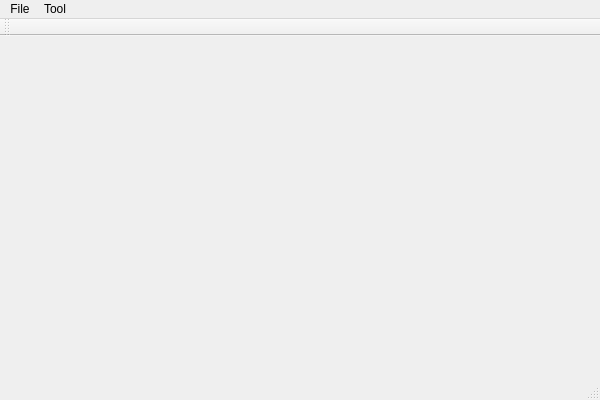
gnishida/LSystem, file InversePM/MainWindow.ui: the form before one commit.
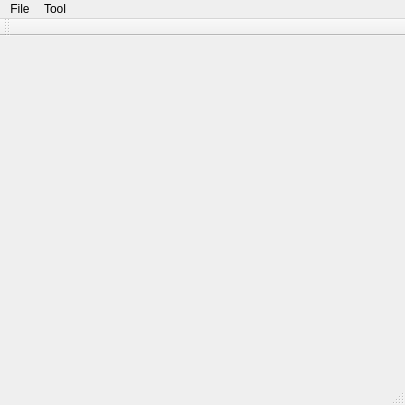
The form after the commit.

Patch:
```diff
--- a/InversePM/MainWindow.ui
+++ b/InversePM/MainWindow.ui
@@ -6,8 +6,8 @@
    <rect>
     <x>0</x>
     <y>0</y>
-    <width>600</width>
-    <height>400</height>
+    <width>405</width>
+    <height>405</height>
    </rect>
   </property>
   <property name="windowTitle">
@@ -19,7 +19,7 @@
     <rect>
      <x>0</x>
      <y>0</y>
-     <width>600</width>
+     <width>405</width>
      <height>21</height>
     </rect>
    </property>
```
